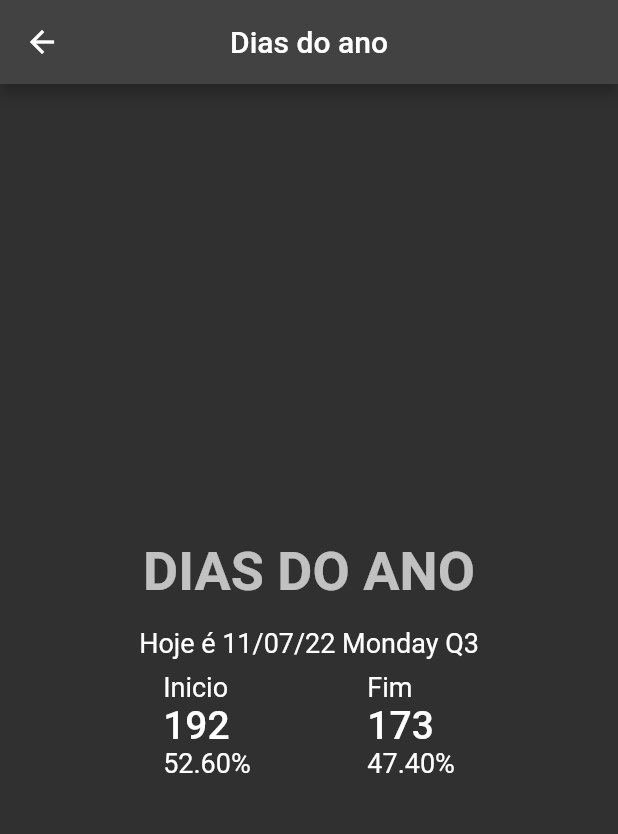
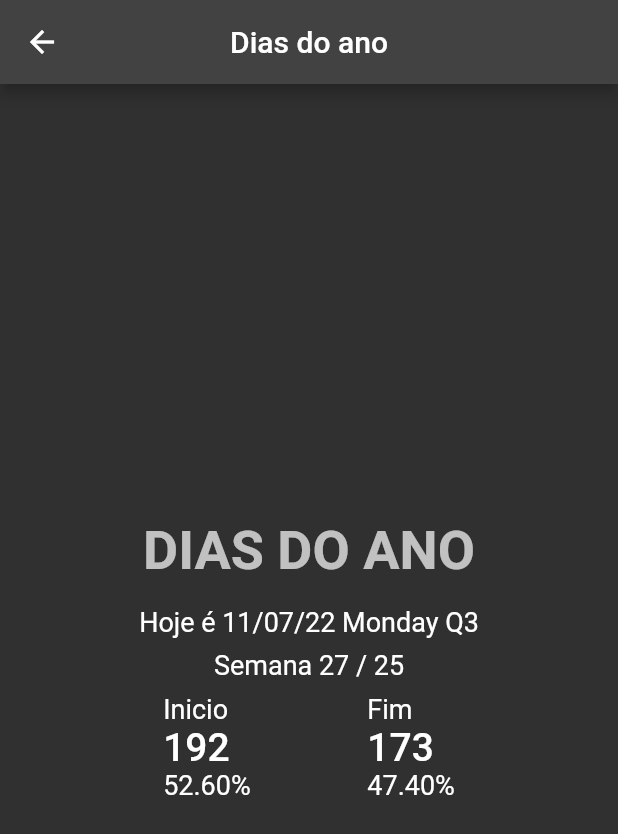
Before and after one commit to leandrorochaadm/deadline-flutter, a Flutter app: the YearPage screen opened by its route, on a phone screen of 412 x 824 dp. Shown: the top 834 px of the screen. Run offline on Flutter 3.47's test engine with Material 2 defaults, Android fonts, the phone set to English and light mode, and no system bars.

Commit message:
feat(YearPage) add quantity week

```diff
--- a/lib/ui/pages/year/year_controller.dart
+++ b/lib/ui/pages/year/year_controller.dart
@@ -6,6 +6,14 @@
 
   String dateToday() {
     return DateFormat('dd/MM/yy EEEE QQQ').format(DateTime.now());
+  }
+
+  int beginningWeeksStartYear() {
+    return beginningDaysStartYear() ~/ 7;
+  }
+
+  int missingWeeksEndYear() {
+    return (52 - beginningWeeksStartYear());
   }
 
   int missingDaysEndYear() {
--- a/lib/ui/pages/year/year_page.dart
+++ b/lib/ui/pages/year/year_page.dart
@@ -18,6 +18,11 @@
             const SizedBox(height: 16),
             Text(
               'Hoje é ${controller.dateToday()}',
+              style: Theme.of(context).textTheme.bodyText2,
+            ),
+            const SizedBox(height: 8),
+            Text(
+              'Semana ${controller.beginningWeeksStartYear()} / ${controller.missingWeeksEndYear()}',
               style: Theme.of(context).textTheme.bodyText2,
             ),
             const SizedBox(height: 8),
```
